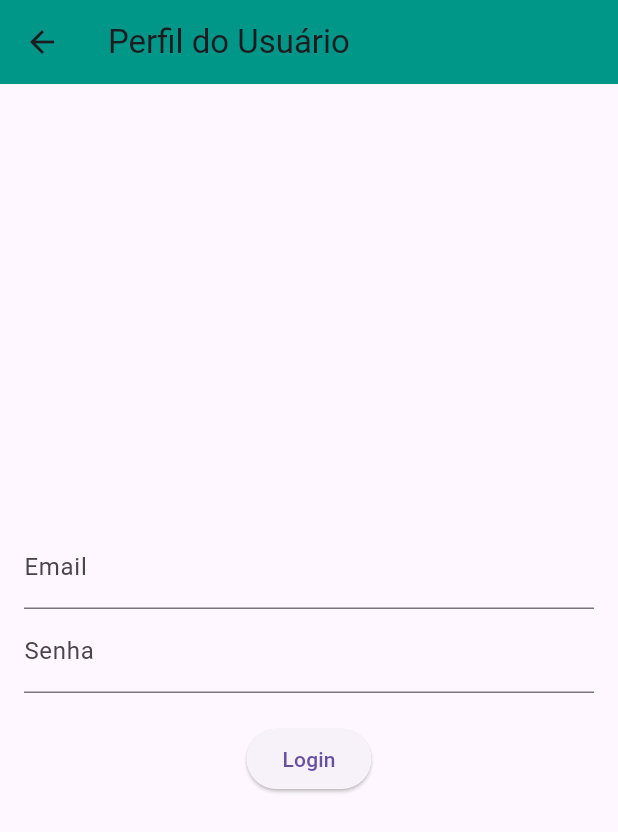
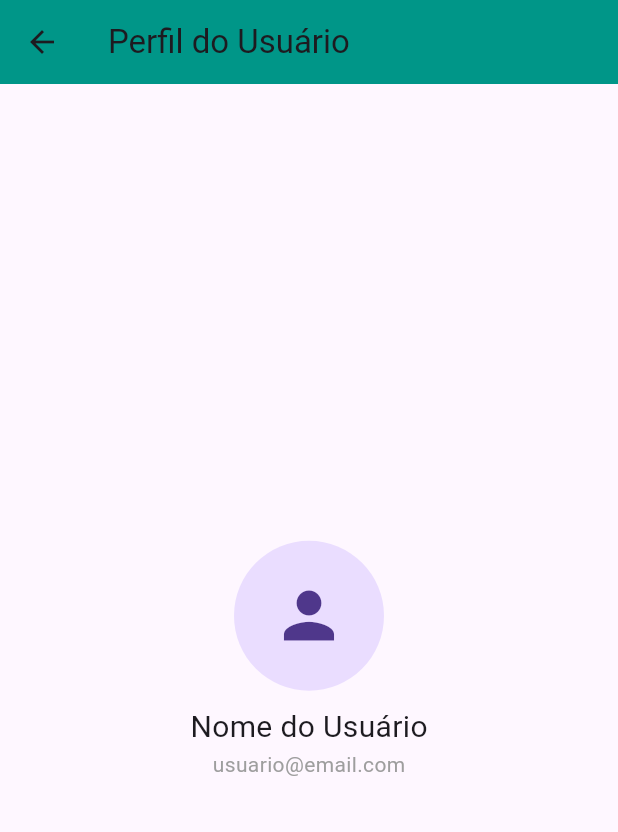
Before and after one commit to GabrielViniciusLCM/PerdiMeuPet, a Flutter app: the screen it shows after launch, after a tap on the "person" icon, on a phone screen of 412 x 824 dp. Shown: the top 832 px of the screen. Run offline on Flutter 3.47's test engine with Material 3 defaults, Android fonts, the phone set to English and light mode, and no system bars; network calls fail.

Commit message:
Revert "feat: adicionado login usuario mockado"
This reverts commit b5e0ef6ebc6133f32347eb9e13de0e7aeaf07095.

```diff
--- a/perdi_meu_pet/lib/main.dart
+++ b/perdi_meu_pet/lib/main.dart
@@ -2,17 +2,10 @@ import 'package:flutter/material.dart';
 import 'package:perdi_meu_pet/models/Post.dart';
 import 'package:perdi_meu_pet/widgets/PostWidget.dart';
 import 'package:perdi_meu_pet/screens/HomeScreen.dart';
-import 'package:provider/provider.dart';
-import 'usuario_provider.dart';
 // import './tabs/ProfileTab.dart';
 
 void main() {
-  runApp(
-    ChangeNotifierProvider(
-      create: (context) => UsuarioProvider(),
-      child: FindMyPetApp(),
-    ),
-  );
+  runApp(FindMyPetApp());
 }
 
 class FindMyPetApp extends StatelessWidget {
--- a/perdi_meu_pet/lib/models/Usuario.dart
+++ b/perdi_meu_pet/lib/models/Usuario.dart
@@ -4,12 +4,10 @@ class Usuario {
     required this.nome,
     required this.email,
     required this.telefone,
-    required this.senha, // Adicionando o campo senha
   });
 
   final String id;
   final String nome;
   final String email;
   final String telefone;
-  final String senha; // Campo para armazenar a senha
 }
--- a/perdi_meu_pet/lib/screens/HomeScreen.dart
+++ b/perdi_meu_pet/lib/screens/HomeScreen.dart
@@ -1,9 +1,6 @@
 import 'package:flutter/material.dart';
 import 'package:perdi_meu_pet/widgets/PostWidget.dart';
 import 'package:perdi_meu_pet/models/Post.dart';
-import 'package:perdi_meu_pet/models/Usuario.dart';
-import 'package:provider/provider.dart';
-import 'package:perdi_meu_pet/usuario_provider.dart';
 
 // Mock de dados
 final List<Post> mockPosts = [
@@ -36,8 +33,6 @@ final List<Post> mockPosts = [
 class HomeScreen extends StatelessWidget {
   @override
   Widget build(BuildContext context) {
-    final usuarioProvider = Provider.of<UsuarioProvider>(context);
-
     return DefaultTabController(
       length: 3,
       child: Scaffold(
@@ -48,6 +43,7 @@ class HomeScreen extends StatelessWidget {
             IconButton(
               icon: Icon(Icons.person, color: Colors.white),
               onPressed: () {
+                // Show profile
                 Navigator.push(
                   context,
                   MaterialPageRoute(
@@ -62,11 +58,7 @@ class HomeScreen extends StatelessWidget {
           children: <Widget>[
             Expanded(
               child: TabBarView(
-                children: [
-                  FeedTab(),
-                  usuarioProvider.isLoggedIn ? AddPostTab() : Center(child: Text('Faça login para adicionar um post.')),
-                  usuarioProvider.isLoggedIn ? FavoritesTab() : Center(child: Text('Faça login para ver favoritos.')),
-                ],
+                children: [FeedTab(), AddPostTab(), FavoritesTab()],
               ),
             ),
             Container(
@@ -137,55 +129,15 @@ class AddPostTab extends StatelessWidget {
 }
 
 class ProfileTab extends StatelessWidget {
-  final TextEditingController emailController = TextEditingController();
-  final TextEditingController senhaController = TextEditingController();
-
   @override
   Widget build(BuildContext context) {
-    final usuarioProvider = Provider.of<UsuarioProvider>(context);
-
     return Scaffold(
       appBar: AppBar(
         title: Text('Perfil do Usuário'),
         backgroundColor: Colors.teal,
       ),
       body: Center(
-        child: usuarioProvider.isLoggedIn ? _buildUserProfile(usuarioProvider) : _buildLoginForm(usuarioProvider),
-      ),
-    );
-  }
-
-  Widget _buildLoginForm(UsuarioProvider usuarioProvider) {
-    return Padding(
-      padding: const EdgeInsets.all(16.0),
         child: Column(
-        mainAxisAlignment: MainAxisAlignment.center,
-        children: [
-          TextField(
-            controller: emailController,
-            decoration: InputDecoration(labelText: 'Email'),
-          ),
-          TextField(
-            controller: senhaController,
-            decoration: InputDecoration(labelText: 'Senha'),
-            obscureText: true,
-          ),
-          SizedBox(height: 20),
-          ElevatedButton(
-            onPressed: () {
-              usuarioProvider.login(emailController.text, senhaController.text);
-            },
-            child: Text('Login'),
-          ),
-        ],
-      ),
-    );
-  }
-
-  Widget _buildUserProfile(UsuarioProvider usuarioProvider) {
-    Usuario usuario = usuarioProvider.usuario!; // Obter usuário
-
-    return Column(
           mainAxisAlignment: MainAxisAlignment.center,
           children: [
             CircleAvatar(
@@ -193,20 +145,11 @@ class ProfileTab extends StatelessWidget {
               child: Icon(Icons.person, size: 50),
             ),
             SizedBox(height: 10),
-        Text(usuario.nome, style: TextStyle(fontSize: 20)),
-        Text(usuario.email, style: TextStyle(color: Colors.grey)),
-        SizedBox(height: 20),
-        ElevatedButton(
-          onPressed: () {
-            usuarioProvider.logout(); // Chama o método de logout
-             // Volta para a tela anterior
-          },
-          child: Text('Sair'),
-          style: ElevatedButton.styleFrom(
-            backgroundColor: Colors.red, // Cor do botão
+            Text('Nome do Usuário', style: TextStyle(fontSize: 20)),
+            Text('usuario@email.com', style: TextStyle(color: Colors.grey)),
+          ],
         ),
       ),
-      ],
     );
   }
 }
--- a/perdi_meu_pet/lib/usuario_provider.dart
+++ /dev/null
@@ -1,39 +0,0 @@
-import 'package:flutter/material.dart';
-import 'models/Usuario.dart';
-
-class UsuarioProvider with ChangeNotifier {
-  Usuario? _usuario;
-
-  // Lista de usuários mockados com senhas
-  final List<Usuario> _usuariosMockados = [
-    Usuario(id: '1', nome: 'Nome do Usuário 1', email: 'usuario1@email.com', telefone: '123456789', senha: 'senha1'),
-    Usuario(id: '2', nome: 'Nome do Usuário 2', email: 'usuario2@email.com', telefone: '987654321', senha: 'senha2'),
-    // Adicione mais usuários conforme necessário
-  ];
-
-  Usuario? get usuario => _usuario;
-
-  void login(String email, String senha) {
-    // Verifica se o email está na lista de usuários mockados
-    final usuarioMockado = _usuariosMockados.firstWhere(
-      (usuario) => usuario.email == email,
-      orElse: () => Usuario(id: '', nome: '', email: '', telefone: '', senha: ''),
-    );
-
-    // Verifica se a senha corresponde
-    if (usuarioMockado.senha == senha) {
-      _usuario = usuarioMockado;
-      notifyListeners();
-    } else {
-      // Aqui você pode adicionar lógica para tratar falhas de login
-      print('Login falhou: usuário não encontrado ou senha incorreta.');
-    }
-  }
-
-  void logout() {
-    _usuario = null;
-    notifyListeners();
-  }
-
-  bool get isLoggedIn => _usuario != null;
-}
--- a/perdi_meu_pet/pubspec.yaml
+++ b/perdi_meu_pet/pubspec.yaml
@@ -35,7 +35,6 @@ dependencies:
   # The following adds the Cupertino Icons font to your application.
   # Use with the CupertinoIcons class for iOS style icons.
   cupertino_icons: ^1.0.8
-  provider: ^6.0.0
 
 dev_dependencies:
   flutter_test:
```
Also changed, not shown: perdi_meu_pet/pubspec.lock. Lines whose indentation alone changed are shown as unchanged.
